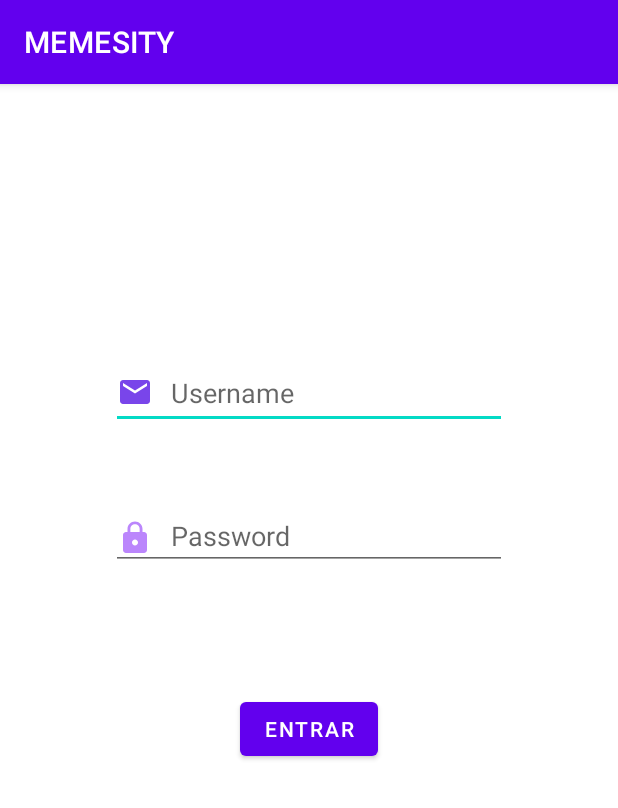
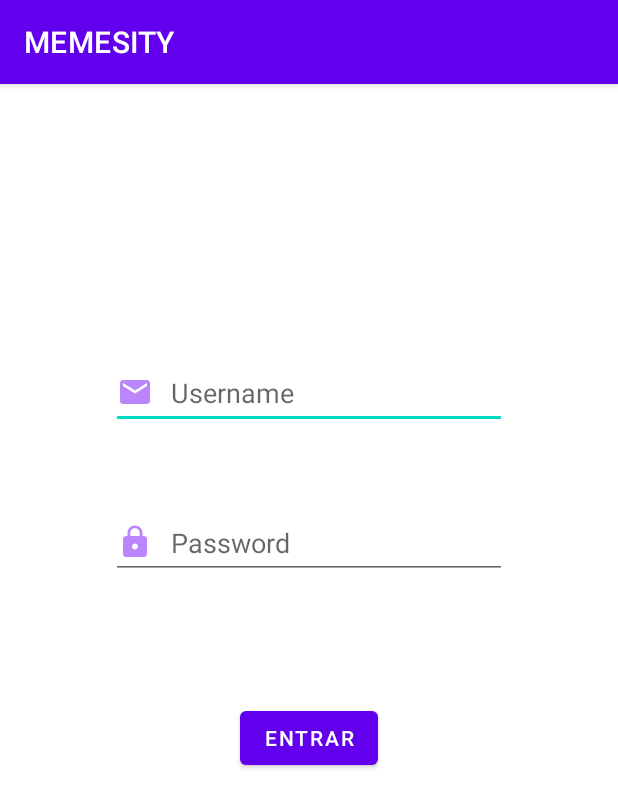
Before and after one commit to miquelmasso/MEMESITY, an Android app: the screen it shows after launch (MainActivity), on a phone screen of 412 x 824 dp. Shown: the top 808 px of the screen. Run offline under Robolectric (Android 15) with nearby library versions, the phone set to English and light mode, and no system bars.

Commit message:
subida 2

```diff
--- a/app/src/main/java/com/example/memesity/MainActivity.java
+++ b/app/src/main/java/com/example/memesity/MainActivity.java
@@ -21,7 +21,7 @@ public class MainActivity extends AppCompatActivity {
             public void onClick(View v) {
                 // Code here executes on main thread after user presses button
                 if(txtUsername.getText().toString().equals("123") && txtPassword.getText().toString().equals("123")){
-                    Log.i("test","hola he fet click"); //comprobacio de fer click
+                    Log.i("test","hola he fet click"); //comprobation of the click
                 }
             }
         });
--- a/app/src/main/res/drawable/ic_email_focused.xml
+++ b/app/src/main/res/drawable/ic_email_focused.xml
@@ -1,5 +1,5 @@
-<vector android:height="24dp" android:tint="#7945EA"
+<vector android:height="24dp"
     android:viewportHeight="24" android:viewportWidth="24"
     android:width="24dp" xmlns:android="http://schemas.android.com/apk/res/android">
-    <path android:fillColor="@android:color/white" android:pathData="M20,4L4,4c-1.1,0 -1.99,0.9 -1.99,2L2,18c0,1.1 0.9,2 2,2h16c1.1,0 2,-0.9 2,-2L22,6c0,-1.1 -0.9,-2 -2,-2zM20,8l-8,5 -8,-5L4,6l8,5 8,-5v2z"/>
+    <path android:fillColor="@color/purple_200" android:pathData="M20,4L4,4c-1.1,0 -1.99,0.9 -1.99,2L2,18c0,1.1 0.9,2 2,2h16c1.1,0 2,-0.9 2,-2L22,6c0,-1.1 -0.9,-2 -2,-2zM20,8l-8,5 -8,-5L4,6l8,5 8,-5v2z"/>
 </vector>
--- a/app/src/main/res/drawable/ic_lock_focused.xml
+++ b/app/src/main/res/drawable/ic_lock_focused.xml
@@ -1,5 +1,5 @@
-<vector android:height="24dp" android:tint="#FF3700B3"
+<vector android:height="24dp"
     android:viewportHeight="24" android:viewportWidth="24"
     android:width="24dp" xmlns:android="http://schemas.android.com/apk/res/android">
-    <path android:fillColor="@android:color/white" android:pathData="M18,8h-1L17,6c0,-2.76 -2.24,-5 -5,-5S7,3.24 7,6v2L6,8c-1.1,0 -2,0.9 -2,2v10c0,1.1 0.9,2 2,2h12c1.1,0 2,-0.9 2,-2L20,10c0,-1.1 -0.9,-2 -2,-2zM12,17c-1.1,0 -2,-0.9 -2,-2s0.9,-2 2,-2 2,0.9 2,2 -0.9,2 -2,2zM15.1,8L8.9,8L8.9,6c0,-1.71 1.39,-3.1 3.1,-3.1 1.71,0 3.1,1.39 3.1,3.1v2z"/>
+    <path android:fillColor="@color/purple_200" android:pathData="M18,8h-1L17,6c0,-2.76 -2.24,-5 -5,-5S7,3.24 7,6v2L6,8c-1.1,0 -2,0.9 -2,2v10c0,1.1 0.9,2 2,2h12c1.1,0 2,-0.9 2,-2L20,10c0,-1.1 -0.9,-2 -2,-2zM12,17c-1.1,0 -2,-0.9 -2,-2s0.9,-2 2,-2 2,0.9 2,2 -0.9,2 -2,2zM15.1,8L8.9,8L8.9,6c0,-1.71 1.39,-3.1 3.1,-3.1 1.71,0 3.1,1.39 3.1,3.1v2z"/>
 </vector>
--- a/app/src/main/res/layout/activity_main.xml
+++ b/app/src/main/res/layout/activity_main.xml
@@ -23,7 +23,7 @@
     <EditText
         android:id="@+id/txtPassword"
         android:layout_width="264dp"
-        android:layout_height="42dp"
+        android:layout_height="48dp"
         android:layout_marginTop="52dp"
         android:drawableStart="@drawable/ic_custom_lock"
         android:drawablePadding="12dp"
@@ -44,4 +44,5 @@
         app:layout_constraintEnd_toEndOf="parent"
         app:layout_constraintStart_toStartOf="parent"
         app:layout_constraintTop_toBottomOf="@+id/txtPassword" />
+
 </androidx.constraintlayout.widget.ConstraintLayout>
```
